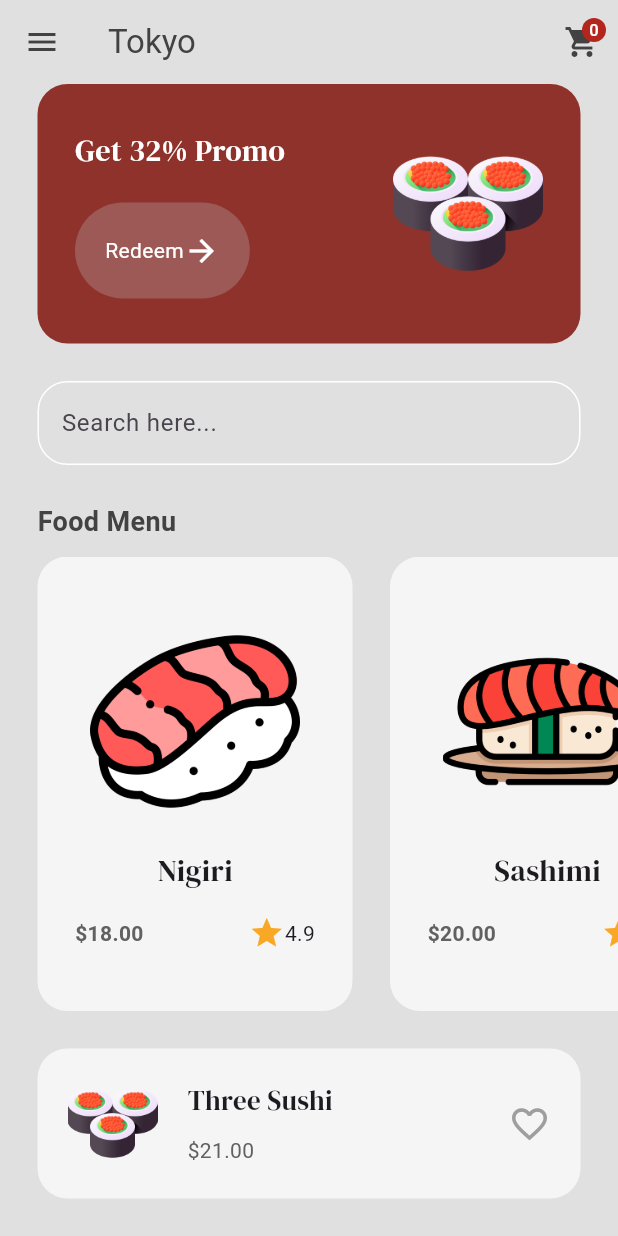
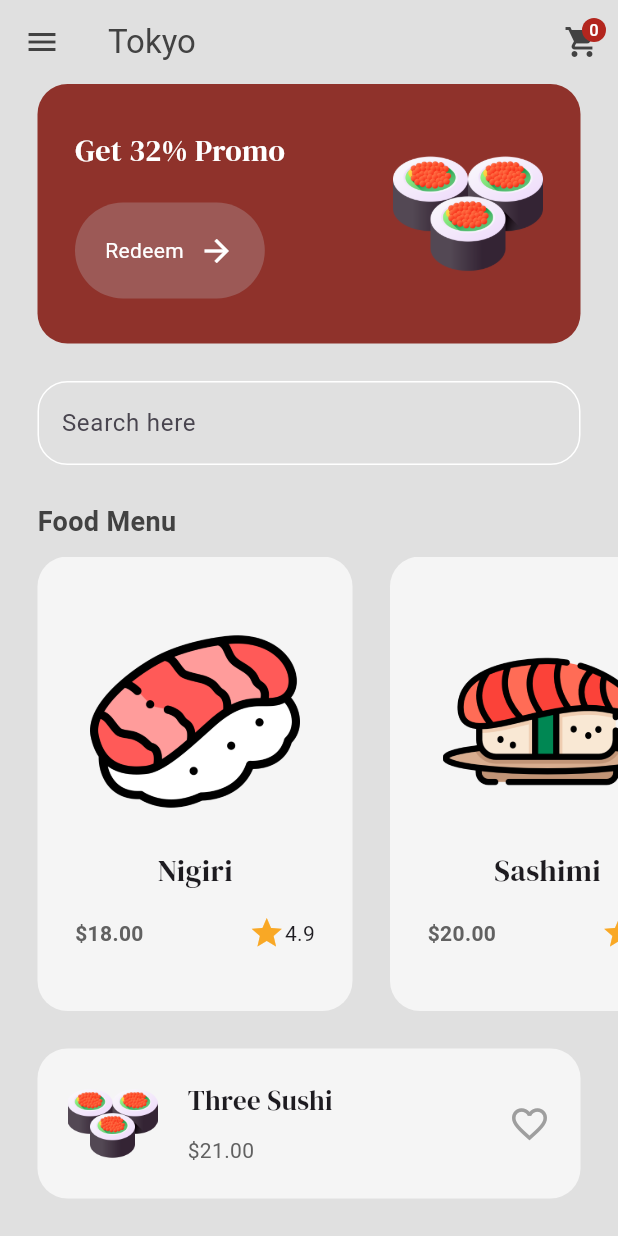
Before and after one commit to zikisacalesogaxa/sushi-restuarant-app-tutorial, a Flutter app: the screen it shows after launch, after a tap on "Get Started", on a phone screen of 412 x 824 dp. Run offline on Flutter 3.47's test engine with Material 3 defaults, Android fonts, the phone set to English and light mode, and no system bars; our stand-ins replace firebase_core, google_fonts; accounts and stored records are empty.

Commit message:
:: move assets to new folder and add auth folder for login and registering later

```diff
--- a/lib/components/button.dart
+++ b/lib/components/button.dart
@@ -1,22 +1,32 @@
 import 'package:flutter/material.dart';
 import 'package:flutter_application_1/theme/colors.dart';
 
-class MyButton extends StatelessWidget {
+class Button extends StatelessWidget {
   final String text;
+  final bool? enabled;
   final void Function() onTap;
-  const MyButton({super.key, required this.text, required this.onTap});
+  const Button({
+    super.key,
+    required this.text,
+    required this.onTap,
+    required this.enabled,
+  });
 
   @override
   Widget build(BuildContext context) {
     return GestureDetector(
       onTap: onTap,
       child: Container(
-        decoration: BoxDecoration(color: secondaryColor, borderRadius: BorderRadius.circular(40)),
+        decoration: BoxDecoration(
+          color: secondaryColor,
+          borderRadius: BorderRadius.circular(40),
+        ),
         padding: EdgeInsets.all(20),
         child: Row(
           mainAxisAlignment: MainAxisAlignment.center,
           children: [
             Text(text, style: TextStyle(color: Colors.white)),
+            SizedBox(width: 10),
             Icon(Icons.arrow_forward, color: Colors.white),
           ],
         ),
--- a/lib/models/shop.dart
+++ b/lib/models/shop.dart
@@ -6,25 +6,25 @@ class Shop extends ChangeNotifier {
     Food(
       name: "Nigiri",
       price: "18.00",
-      imagePath: "lib/images/nigiri.png",
+      imagePath: "assets/images/nigiri.png",
       rating: "4.9",
     ),
     Food(
       name: "Sashimi",
       price: "20.00",
-      imagePath: "lib/images/sashimi.png",
+      imagePath: "assets/images/sashimi.png",
       rating: "5.0",
     ),
     Food(
       name: "Sushi Eggs",
       price: "21.00",
-      imagePath: "lib/images/sushi_eggs.png",
+      imagePath: "assets/images/sushi_eggs.png",
       rating: "2.9",
     ),
     Food(
       name: "Temaki",
       price: "30.00",
-      imagePath: "lib/images/temaki.png",
+      imagePath: "assets/images/temaki.png",
       rating: "4.9",
     ),
   ];
--- a/lib/pages/cart_page.dart
+++ b/lib/pages/cart_page.dart
@@ -64,7 +64,7 @@ class CartPage extends StatelessWidget {
 
             Padding(
               padding: const EdgeInsets.all(25.0),
-              child: MyButton(text: "Pay Now", onTap: () {}),
+              child: Button(text: "Pay Now", onTap: () {}, enabled: true),
             ),
           ],
         ),
--- a/lib/pages/food_details_page.dart
+++ b/lib/pages/food_details_page.dart
@@ -184,7 +184,7 @@ class _FoodDetailsPageState extends State<FoodDetailsPage> {
 
                 const SizedBox(height: 20),
 
-                MyButton(text: "Add To Cart", onTap: addToCart),
+                Button(text: "Add To Cart", onTap: addToCart, enabled: true,),
               ],
             ),
           ),
--- a/lib/pages/intro_page.dart
+++ b/lib/pages/intro_page.dart
@@ -31,9 +31,7 @@ class IntroPage extends StatelessWidget {
             // icon
             Padding(
               padding: const EdgeInsets.all(0.0),
-              child: Image.asset('lib/images/sushi_eggs.png',
-                height: 250,
-              ),
+              child: Image.asset('assets/images/sushi_eggs.png', height: 250),
             ),
 
             // title
@@ -57,9 +55,13 @@ class IntroPage extends StatelessWidget {
             const SizedBox(height: 25),
 
             // get started button
-            MyButton(text: 'Get Started', onTap: () {
-              Navigator.pushNamed(context, '/menupage');
-            },),
+            Button(
+              text: 'Get Started',
+              onTap: () {
+                Navigator.pushNamed(context, '/menupage');
+              },
+              enabled: false,
+            ),
           ],
         ),
       ),
--- a/lib/pages/menu_page.dart
+++ b/lib/pages/menu_page.dart
@@ -38,14 +38,16 @@ class _MenuPageState extends State<MenuPage> {
         backgroundColor: Colors.transparent,
         foregroundColor: Colors.grey[800],
         elevation: 0,
-        leading: const Icon(Icons.menu),
         title: const Text('Tokyo'),
         actions: [
           IconButton(
             onPressed: () {
               Navigator.pushNamed(context, '/cartpage');
             },
-            icon: Badge.count(count: shop.cart.length, child: const Icon(Icons.shopping_cart)),
+            icon: Badge.count(
+              count: shop.cart.length,
+              child: const Icon(Icons.shopping_cart),
+            ),
           ),
         ],
       ),
@@ -73,10 +75,10 @@ class _MenuPageState extends State<MenuPage> {
                       ),
                     ),
                     const SizedBox(height: 20),
-                    MyButton(text: "Redeem", onTap: () {}),
+                    Button(text: "Redeem", onTap: () {}, enabled: true),
                   ],
                 ),
-                Image.asset('lib/images/three_sushi.png', height: 100),
+                Image.asset('assets/images/three_sushi.png', height: 100),
               ],
             ),
           ),
@@ -95,7 +97,7 @@ class _MenuPageState extends State<MenuPage> {
                   borderSide: BorderSide(color: Colors.white),
                   borderRadius: BorderRadius.circular(20),
                 ),
-                hintText: "Search here...",
+                labelText: "Search here",
               ),
             ),
           ),
@@ -145,7 +147,7 @@ class _MenuPageState extends State<MenuPage> {
               children: [
                 Row(
                   children: [
-                    Image.asset('lib/images/three_sushi.png', height: 60),
+                    Image.asset('assets/images/three_sushi.png', height: 60),
 
                     const SizedBox(width: 20),
 
@@ -174,6 +176,17 @@ class _MenuPageState extends State<MenuPage> {
           ),
         ],
       ),
+      drawer: Drawer(
+        child: ListView(
+          padding: EdgeInsets.zero,
+          children: [
+            DrawerHeader(
+              decoration: BoxDecoration(color: primaryColor),
+              child: const Text(''),
+            ),
+          ],
+        ),
+      ),
     );
   }
 }
```
Also changed, not shown: pubspec.yaml (+6 -3 lines), assets/images/nigiri.png (renamed from lib/images/nigiri.png), assets/images/salmon.png (renamed from lib/images/salmon.png), assets/images/sashimi.png (renamed from lib/images/sashimi.png), assets/images/sushi_eggs.png (renamed from lib/images/sushi_eggs.png), assets/images/temaki.png (renamed from lib/images/temaki.png), assets/images/three_sushi.png (renamed from lib/images/three_sushi.png), lib/firebase_options.dart (added), pubspec.lock, 1 other file.
